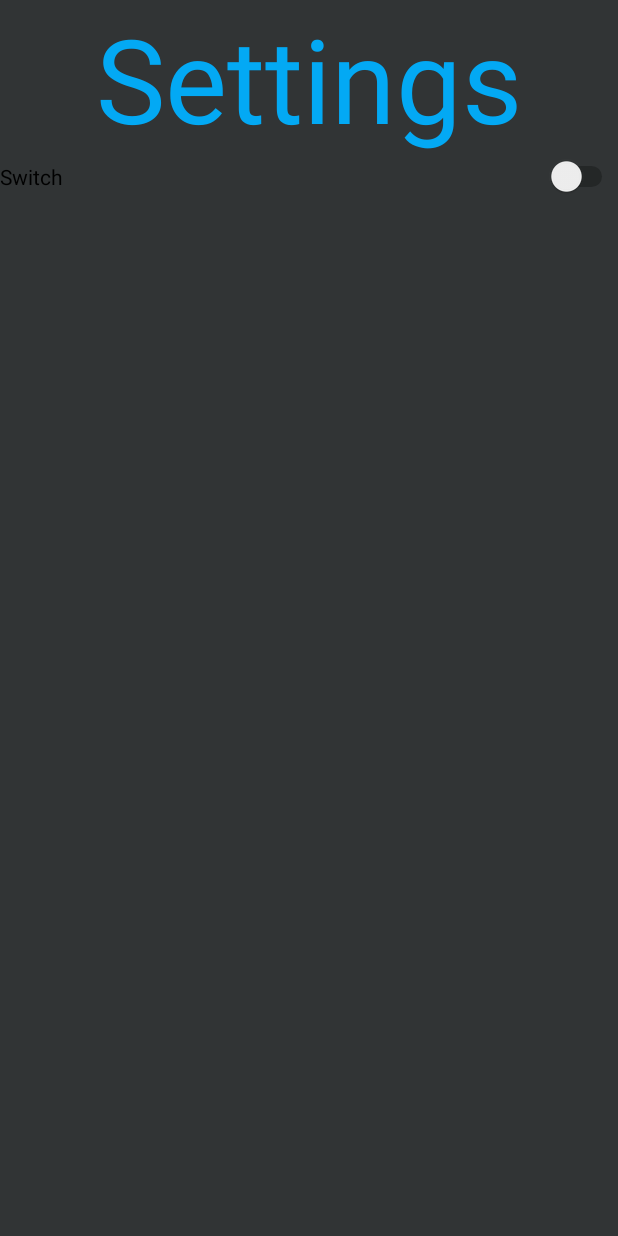
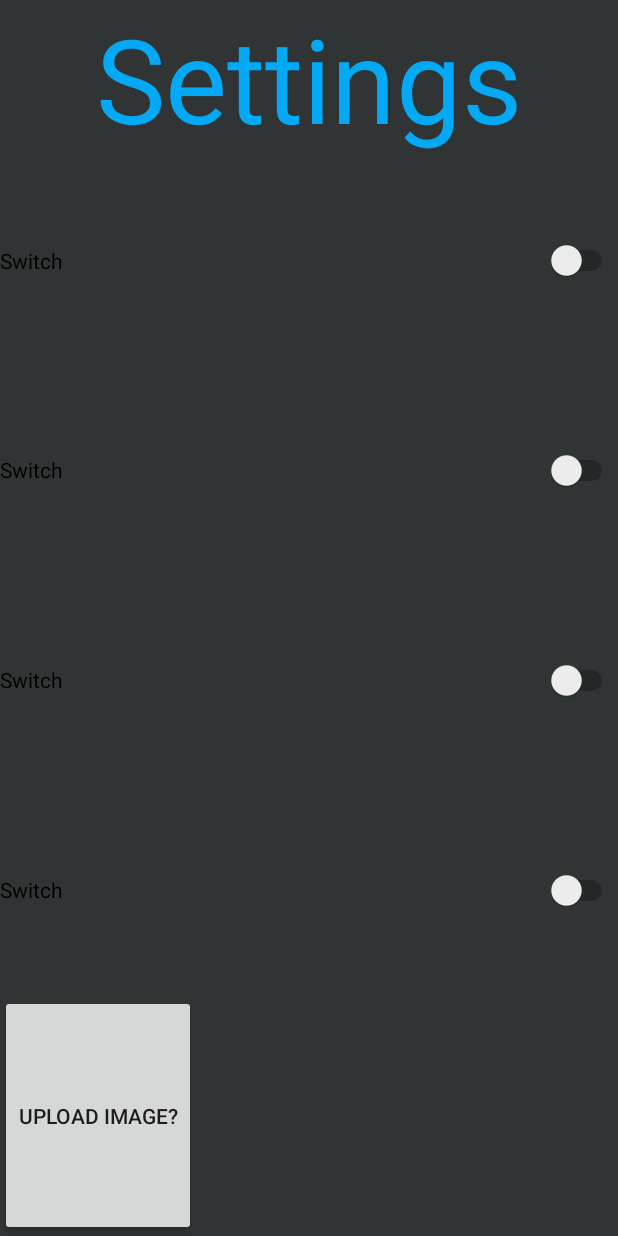
Before and after one commit to TheBackman22/LifeOfGeoff, an Android app: the layout activity_settings.xml on its own in the app's theme, with its tools: preview values and no code run, on a phone screen of 412 x 824 dp. Run offline under Robolectric (Android 15) with nearby library versions, the phone set to English and light mode, and no system bars; Roboto replaces fonts that are not available here.

Commit message:
UI commit

```diff
--- a/app/src/main/java/com/example/lifeofgeoff/MainActivity.java
+++ b/app/src/main/java/com/example/lifeofgeoff/MainActivity.java
@@ -10,5 +10,6 @@ public class MainActivity extends AppCompatActivity {
     protected void onCreate(Bundle savedInstanceState) {
         super.onCreate(savedInstanceState);
         setContentView(R.layout.activity_main);
+        onClick();
     }
 }
--- a/app/src/main/res/layout/activity_main.xml
+++ b/app/src/main/res/layout/activity_main.xml
@@ -4,7 +4,7 @@
     xmlns:tools="http://schemas.android.com/tools"
     android:layout_width="match_parent"
     android:layout_height="match_parent"
-    android:background="#00494242"
+    android:background="#3C3F41"
     tools:context=".MainActivity">
 
     <LinearLayout
--- a/app/src/main/res/layout/activity_settings.xml
+++ b/app/src/main/res/layout/activity_settings.xml
@@ -14,63 +14,39 @@
         android:textColor="#03A9F4"
         android:textSize="78sp" />
 
-    <LinearLayout
-        android:layout_width="match_parent"
-        android:layout_height="match_parent"
-        android:orientation="horizontal">
-
     <Switch
         android:id="@+id/switch1"
-            android:layout_width="wrap_content"
+        android:layout_width="match_parent"
         android:layout_height="wrap_content"
         android:layout_weight="1"
         android:text="Switch" />
 
-    </LinearLayout>
-
-    <LinearLayout
-        android:layout_width="match_parent"
-        android:layout_height="match_parent"
-        android:orientation="horizontal">
-
     <Switch
         android:id="@+id/switch2"
-            android:layout_width="wrap_content"
+        android:layout_width="match_parent"
         android:layout_height="wrap_content"
         android:layout_weight="1"
         android:text="Switch" />
-    </LinearLayout>
-
-    <LinearLayout
-        android:layout_width="match_parent"
-        android:layout_height="match_parent"
-        android:orientation="horizontal">
 
     <Switch
         android:id="@+id/switch3"
-            android:layout_width="wrap_content"
+        android:layout_width="match_parent"
         android:layout_height="wrap_content"
         android:layout_weight="1"
         android:text="Switch" />
-    </LinearLayout>
-
-    <LinearLayout
-        android:layout_width="match_parent"
-        android:layout_height="match_parent"
-        android:orientation="horizontal">
 
     <Switch
         android:id="@+id/switch4"
-            android:layout_width="wrap_content"
+        android:layout_width="match_parent"
         android:layout_height="wrap_content"
         android:layout_weight="1"
         android:text="Switch" />
-    </LinearLayout>
 
     <Button
         android:id="@+id/uploadImageButton"
         android:layout_width="wrap_content"
         android:layout_height="wrap_content"
         android:layout_weight="1"
-        android:text="Button" />
+        android:text="Upload Image?" />
+
 </LinearLayout>
```
Lines whose indentation alone changed are shown as unchanged.
